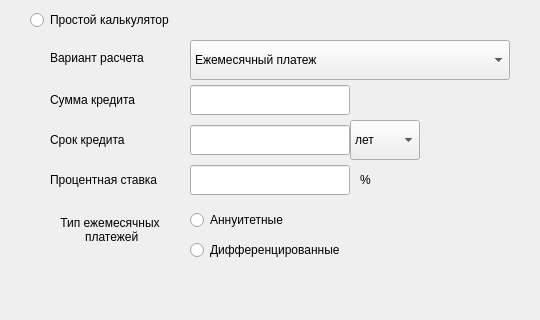
Above: src/SmartCalc/creditwindow.ui from aprettel/SmartCalc_v1.0 before the change. Below: the same form after it.
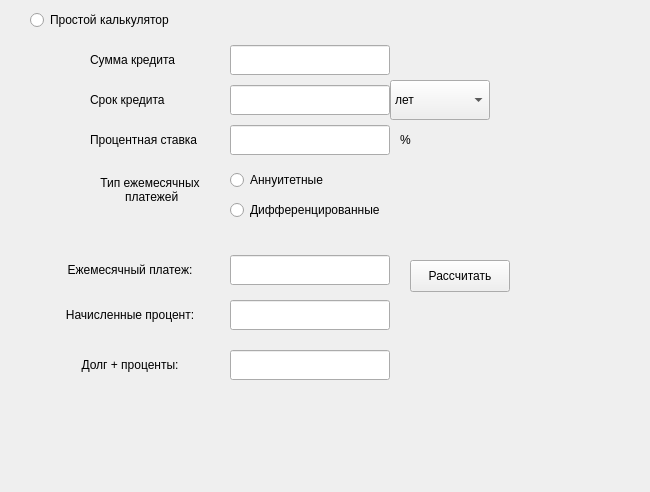
That is the form after the change.

```diff
--- a/src/SmartCalc/creditwindow.ui
+++ b/src/SmartCalc/creditwindow.ui
@@ -6,8 +6,8 @@
    <rect>
     <x>0</x>
     <y>0</y>
-    <width>540</width>
-    <height>320</height>
+    <width>650</width>
+    <height>492</height>
    </rect>
   </property>
   <property name="windowTitle">
@@ -26,102 +26,12 @@
     <string>Простой калькулятор</string>
    </property>
   </widget>
-  <widget class="QComboBox" name="variantsBox">
-   <property name="geometry">
-    <rect>
-     <x>190</x>
-     <y>40</y>
-     <width>320</width>
-     <height>40</height>
-    </rect>
-   </property>
-   <property name="sizePolicy">
-    <sizepolicy hsizetype="Preferred" vsizetype="Preferred">
-     <horstretch>0</horstretch>
-     <verstretch>0</verstretch>
-    </sizepolicy>
-   </property>
-   <item>
-    <property name="text">
-     <string>Ежемесячный платеж</string>
-    </property>
-   </item>
-   <item>
-    <property name="text">
-     <string>Переплата по кредиту</string>
-    </property>
-   </item>
-   <item>
-    <property name="text">
-     <string>Общая выплата</string>
-    </property>
-   </item>
-  </widget>
-  <widget class="QLabel" name="label">
-   <property name="geometry">
-    <rect>
-     <x>50</x>
-     <y>48</y>
-     <width>120</width>
-     <height>20</height>
-    </rect>
-   </property>
-   <property name="text">
-    <string>Вариант расчета</string>
-   </property>
-  </widget>
-  <widget class="QLabel" name="label_2">
-   <property name="geometry">
-    <rect>
-     <x>50</x>
-     <y>90</y>
-     <width>120</width>
-     <height>20</height>
-    </rect>
-   </property>
-   <property name="text">
-    <string>Сумма кредита</string>
-   </property>
-  </widget>
-  <widget class="QLineEdit" name="lineEdit">
-   <property name="geometry">
-    <rect>
-     <x>190</x>
-     <y>85</y>
-     <width>160</width>
-     <height>30</height>
-    </rect>
-   </property>
-  </widget>
-  <widget class="QLineEdit" name="lineEdit_2">
-   <property name="geometry">
-    <rect>
-     <x>190</x>
-     <y>125</y>
-     <width>160</width>
-     <height>30</height>
-    </rect>
-   </property>
-  </widget>
-  <widget class="QLabel" name="label_3">
-   <property name="geometry">
-    <rect>
-     <x>50</x>
-     <y>130</y>
-     <width>120</width>
-     <height>20</height>
-    </rect>
-   </property>
-   <property name="text">
-    <string>Срок кредита</string>
-   </property>
-  </widget>
   <widget class="QComboBox" name="comboBox">
    <property name="geometry">
     <rect>
-     <x>350</x>
-     <y>120</y>
-     <width>70</width>
+     <x>390</x>
+     <y>80</y>
+     <width>100</width>
      <height>40</height>
     </rect>
    </property>
@@ -136,11 +46,21 @@
     </property>
    </item>
   </widget>
+  <widget class="QLineEdit" name="lineEdit_1">
+   <property name="geometry">
+    <rect>
+     <x>230</x>
+     <y>45</y>
+     <width>160</width>
+     <height>30</height>
+    </rect>
+   </property>
+  </widget>
   <widget class="QLabel" name="label_4">
    <property name="geometry">
     <rect>
-     <x>50</x>
-     <y>170</y>
+     <x>90</x>
+     <y>130</y>
      <width>120</width>
      <height>20</height>
     </rect>
@@ -152,18 +72,80 @@
   <widget class="QLineEdit" name="lineEdit_3">
    <property name="geometry">
     <rect>
-     <x>190</x>
-     <y>165</y>
+     <x>230</x>
+     <y>125</y>
      <width>160</width>
      <height>30</height>
     </rect>
    </property>
   </widget>
+  <widget class="QLineEdit" name="lineEdit_2">
+   <property name="geometry">
+    <rect>
+     <x>230</x>
+     <y>85</y>
+     <width>160</width>
+     <height>30</height>
+    </rect>
+   </property>
+  </widget>
+  <widget class="QLabel" name="label_2">
+   <property name="geometry">
+    <rect>
+     <x>90</x>
+     <y>50</y>
+     <width>120</width>
+     <height>20</height>
+    </rect>
+   </property>
+   <property name="text">
+    <string>Сумма кредита</string>
+   </property>
+  </widget>
+  <widget class="QLabel" name="label_3">
+   <property name="geometry">
+    <rect>
+     <x>90</x>
+     <y>90</y>
+     <width>120</width>
+     <height>20</height>
+    </rect>
+   </property>
+   <property name="text">
+    <string>Срок кредита</string>
+   </property>
+  </widget>
+  <widget class="QRadioButton" name="radioButton_D">
+   <property name="geometry">
+    <rect>
+     <x>230</x>
+     <y>200</y>
+     <width>170</width>
+     <height>20</height>
+    </rect>
+   </property>
+   <property name="text">
+    <string>Дифференцированные</string>
+   </property>
+  </widget>
+  <widget class="QRadioButton" name="radioButton_A">
+   <property name="geometry">
+    <rect>
+     <x>230</x>
+     <y>170</y>
+     <width>120</width>
+     <height>20</height>
+    </rect>
+   </property>
+   <property name="text">
+    <string>Аннуитетные</string>
+   </property>
+  </widget>
   <widget class="QLabel" name="label_5">
    <property name="geometry">
     <rect>
-     <x>360</x>
-     <y>170</y>
+     <x>400</x>
+     <y>130</y>
      <width>20</width>
      <height>20</height>
     </rect>
@@ -175,8 +157,8 @@
   <widget class="QLabel" name="label_6">
    <property name="geometry">
     <rect>
-     <x>50</x>
-     <y>210</y>
+     <x>90</x>
+     <y>170</y>
      <width>120</width>
      <height>40</height>
     </rect>
@@ -189,30 +171,95 @@
     <set>Qt::AlignCenter</set>
    </property>
   </widget>
-  <widget class="QRadioButton" name="radioButton">
+  <widget class="QLabel" name="label_7">
    <property name="geometry">
     <rect>
-     <x>190</x>
-     <y>210</y>
-     <width>120</width>
-     <height>20</height>
+     <x>50</x>
+     <y>250</y>
+     <width>160</width>
+     <height>40</height>
     </rect>
    </property>
    <property name="text">
-    <string>Аннуитетные</string>
+    <string>Ежемесячный платеж:</string>
    </property>
+   <property name="alignment">
+    <set>Qt::AlignCenter</set>
+   </property>
   </widget>
-  <widget class="QRadioButton" name="radioButton_2">
+  <widget class="QLineEdit" name="lineEdit_monthly">
    <property name="geometry">
     <rect>
-     <x>190</x>
-     <y>240</y>
-     <width>170</width>
-     <height>20</height>
+     <x>230</x>
+     <y>255</y>
+     <width>160</width>
+     <height>30</height>
     </rect>
    </property>
+  </widget>
+  <widget class="QPushButton" name="pushButton_equal">
+   <property name="geometry">
+    <rect>
+     <x>410</x>
+     <y>260</y>
+     <width>100</width>
+     <height>32</height>
+    </rect>
+   </property>
    <property name="text">
-    <string>Дифференцированные</string>
+    <string>Рассчитать</string>
+   </property>
+  </widget>
+  <widget class="QLabel" name="label_8">
+   <property name="geometry">
+    <rect>
+     <x>50</x>
+     <y>295</y>
+     <width>160</width>
+     <height>40</height>
+    </rect>
+   </property>
+   <property name="text">
+    <string>Начисленные процент:</string>
+   </property>
+   <property name="alignment">
+    <set>Qt::AlignCenter</set>
+   </property>
+  </widget>
+  <widget class="QLineEdit" name="lineEdit_overpay">
+   <property name="geometry">
+    <rect>
+     <x>230</x>
+     <y>300</y>
+     <width>160</width>
+     <height>30</height>
+    </rect>
+   </property>
+  </widget>
+  <widget class="QLabel" name="label_9">
+   <property name="geometry">
+    <rect>
+     <x>50</x>
+     <y>345</y>
+     <width>160</width>
+     <height>40</height>
+    </rect>
+   </property>
+   <property name="text">
+    <string>Долг + проценты:</string>
+   </property>
+   <property name="alignment">
+    <set>Qt::AlignCenter</set>
+   </property>
+  </widget>
+  <widget class="QLineEdit" name="lineEdit_total">
+   <property name="geometry">
+    <rect>
+     <x>230</x>
+     <y>350</y>
+     <width>160</width>
+     <height>30</height>
+    </rect>
    </property>
   </widget>
  </widget>
```
